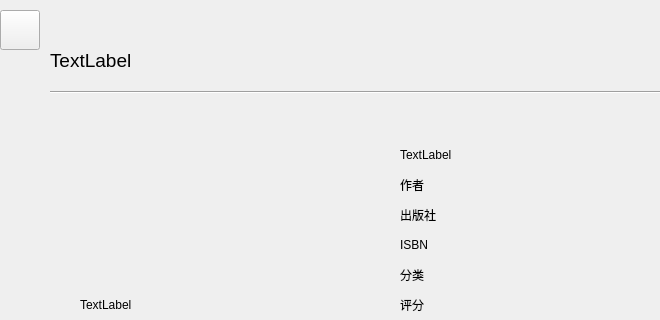
adventurer-w/Books-Management-System, file BMS/view/bookdetails.ui: the form before one commit; both pictures show x 0 to 660 and y 0 to 320 of the 1300 by 730 pixel window.
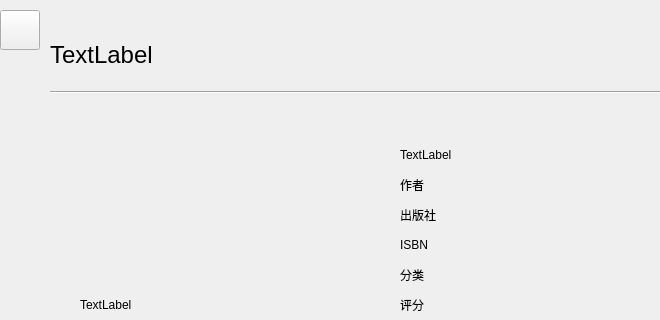
The form after the commit.

```diff
--- a/BMS/view/bookdetails.ui
+++ b/BMS/view/bookdetails.ui
@@ -17,15 +17,15 @@
    <property name="geometry">
     <rect>
      <x>50</x>
-     <y>40</y>
-     <width>171</width>
-     <height>40</height>
+     <y>29</y>
+     <width>500</width>
+     <height>51</height>
     </rect>
    </property>
    <property name="font">
     <font>
      <family>Arial</family>
-     <pointsize>14</pointsize>
+     <pointsize>18</pointsize>
     </font>
    </property>
    <property name="text">
```
